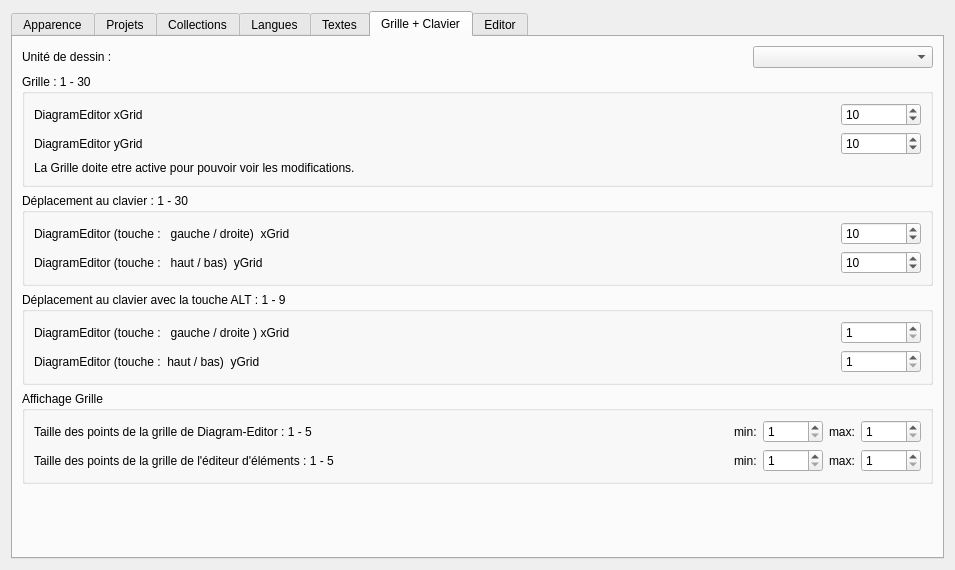
The window that sources/ui/configpage/generalconfigurationpage.ui (zi-mozhuang/qelectrotech-source-mirror) describes before a commit, drawn with Qt 5.
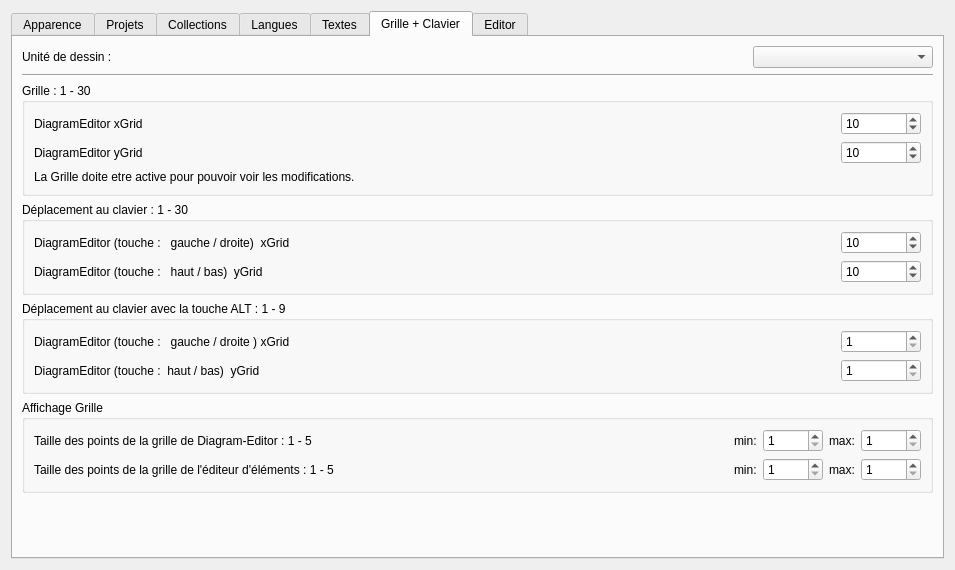
The same window after the commit. The open tabs and pages were chosen to show the change.

```diff
--- a/sources/ui/configpage/generalconfigurationpage.ui
+++ b/sources/ui/configpage/generalconfigurationpage.ui
@@ -710,6 +710,13 @@
          </item>
         </layout>
        </item>
+       <item>
+        <widget class="Line" name="line_unit_sep">
+         <property name="orientation">
+          <enum>Qt::Horizontal</enum>
+         </property>
+        </widget>
+       </item>
        <item>
         <widget class="QGroupBox" name="groupBox">
          <property name="title">
```
